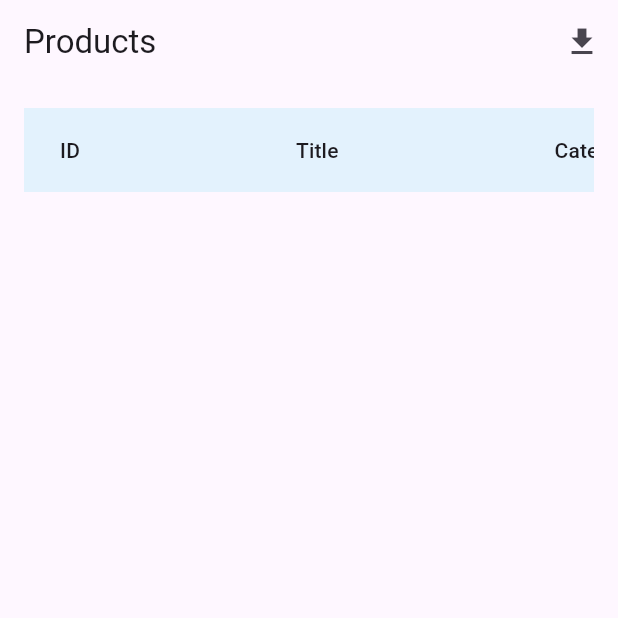
After one commit to zVoid24/scube_app, a Flutter app: the screen it shows after launch, on a phone screen of 412 x 824 dp, the top half of it. The commit adds this screen. Run offline on Flutter 3.47's test engine with Material 3 defaults, Android fonts, the phone set to English and light mode, and no system bars; our stand-ins replace fl_chart, get, open_filex; missing offline and left inert: syncfusion_flutter_pdf, syncfusion_flutter_xlsio; network calls fail.

Commit message:
feat: added excel and pdf download and customize excel

```diff
--- /dev/null
+++ b/lib/core/services/pdf_service.dart
@@ -0,0 +1,43 @@
+import 'dart:ui';
+
+import 'package:flutter_application_1/core/utils/file_helper.dart';
+import 'package:flutter_application_1/data/models/product_model.dart';
+import 'package:syncfusion_flutter_pdf/pdf.dart';
+
+class PdfService {
+  static Future<void> generate(List<Product> products) async {
+    final document = PdfDocument();
+
+    final grid = PdfGrid();
+    grid.columns.add(count: 4);
+    grid.headers.add(1);
+
+    final header = grid.headers[0];
+    header.cells[0].value = 'ID';
+    header.cells[1].value = 'Title';
+    header.cells[2].value = 'Category';
+    header.cells[3].value = 'Price';
+
+    for (final p in products) {
+      final row = grid.rows.add();
+      row.cells[0].value = p.id.toString();
+      row.cells[1].value = p.title;
+      row.cells[2].value = p.category;
+      row.cells[3].value = p.price.toString();
+    }
+
+    grid.draw(
+      page: document.pages.add(),
+      bounds: const Rect.fromLTWH(0, 40, 0, 0),
+    );
+
+    final bytes = document.saveSync();
+    document.dispose();
+
+    await FileHelper.saveAndOpen(
+      bytes,
+      'products.pdf',
+      mime: 'application/pdf',
+    );
+  }
+}
--- /dev/null
+++ b/lib/data/models/product_model.dart
@@ -0,0 +1,22 @@
+class Product {
+  final int id;
+  final String title;
+  final double price;
+  final String category;
+
+  Product({
+    required this.id,
+    required this.title,
+    required this.price,
+    required this.category,
+  });
+
+  factory Product.fromJson(Map<String, dynamic> json) {
+    return Product(
+      id: json['id'],
+      title: json['title'],
+      price: (json['price'] as num).toDouble(),
+      category: json['category'],
+    );
+  }
+}
--- /dev/null
+++ b/lib/data/repositories/product_repo.dart
@@ -0,0 +1,11 @@
+import 'package:flutter_application_1/core/services/api_services.dart';
+import 'package:flutter_application_1/data/models/product_model.dart';
+
+class ProductRepo {
+  final ApiService _api;
+  ProductRepo(this._api);
+  Future<List<Product>> fetchProducts() async {
+    final data = await _api.getProducts('https://fakestoreapi.com/products');
+    return data.map((e) => Product.fromJson(e)).toList();
+  }
+}
--- /dev/null
+++ b/lib/presentation/controllers/product_controller.dart
@@ -0,0 +1,57 @@
+import 'package:flutter_application_1/core/services/excel_service.dart';
+import 'package:flutter_application_1/core/services/pdf_service.dart';
+import 'package:flutter_application_1/data/models/product_model.dart';
+import 'package:flutter_application_1/data/repositories/product_repo.dart';
+import 'package:get/get.dart';
+
+class ProductController extends GetxController {
+  final ProductRepo repository;
+
+  ProductController(this.repository);
+
+  final products = <Product>[].obs;
+  final isLoading = false.obs;
+
+  @override
+  void onInit() {
+    fetchProducts();
+    super.onInit();
+  }
+
+  Future<void> fetchProducts() async {
+    try {
+      isLoading.value = true;
+      products.value = await repository.fetchProducts();
+    } finally {
+      isLoading.value = false;
+    }
+  }
+
+  void downloadExcel() {
+    // 1️⃣ Define table headers (dynamic)
+    final headers = ['ID', 'Title', 'Category', 'Price'];
+
+    // 2️⃣ Convert Product list → rows
+    final rows = products.map((product) {
+      return [
+        product.id.toString(),
+        product.title,
+        product.category,
+        product.price.toString(),
+      ];
+    }).toList();
+
+    // 3️⃣ Call ExcelService (NEW SIGNATURE)
+    ExcelService.generate(
+      headers: headers,
+      rows: rows,
+      projectName: 'Paragon Poultry Ltd.',
+      address: 'Haluaghat, Mymensingh, Bangladesh',
+      userName: 'Karim Ahmed',
+    );
+  }
+
+  void downloadPdf() {
+    PdfService.generate(products);
+  }
+}
--- /dev/null
+++ b/lib/presentation/pages/product_page.dart
@@ -0,0 +1,39 @@
+import 'package:flutter/material.dart';
+import 'package:flutter_application_1/core/services/api_services.dart';
+import 'package:flutter_application_1/data/repositories/product_repo.dart';
+import 'package:flutter_application_1/presentation/controllers/product_controller.dart';
+import 'package:flutter_application_1/presentation/widgets/download_bottom_sheet.dart';
+import 'package:flutter_application_1/presentation/widgets/product_table.dart';
+import 'package:get/get.dart';
+
+class ProductPage extends StatelessWidget {
+  const ProductPage({super.key});
+
+  @override
+  Widget build(BuildContext context) {
+    final controller = Get.put(ProductController(ProductRepo(ApiService())));
+
+    return Scaffold(
+      appBar: AppBar(
+        title: const Text('Products'),
+        actions: [
+          IconButton(
+            icon: const Icon(Icons.download),
+            onPressed: () {
+              Get.bottomSheet(DownloadBottomSheet(controller: controller));
+            },
+          ),
+        ],
+      ),
+      body: Obx(() {
+        if (controller.isLoading.value) {
+          return const Center(child: CircularProgressIndicator());
+        }
+        return Padding(
+          padding: const EdgeInsets.all(16),
+          child: ProductTable(products: controller.products),
+        );
+      }),
+    );
+  }
+}
--- /dev/null
+++ b/lib/presentation/widgets/product_table.dart
@@ -0,0 +1,49 @@
+import 'package:flutter/material.dart';
+import 'package:flutter_application_1/data/models/product_model.dart';
+
+class ProductTable extends StatelessWidget {
+  final List<Product> products;
+
+  const ProductTable({super.key, required this.products});
+
+  @override
+  Widget build(BuildContext context) {
+    return LayoutBuilder(
+      builder: (context, constraints) {
+        final minWidth = 700.0;
+
+        return SingleChildScrollView(
+          scrollDirection: Axis.horizontal,
+          child: ConstrainedBox(
+            constraints: BoxConstraints(
+              minWidth: constraints.maxWidth > minWidth
+                  ? constraints.maxWidth
+                  : minWidth,
+            ),
+            child: DataTable(
+              headingRowColor: MaterialStateProperty.all(Colors.blue.shade50),
+              columns: const [
+                DataColumn(label: Text('ID')),
+                DataColumn(label: Text('Title')),
+                DataColumn(label: Text('Category')),
+                DataColumn(label: Text('Price')),
+              ],
+              rows: products
+                  .map(
+                    (p) => DataRow(
+                      cells: [
+                        DataCell(Text(p.id.toString())),
+                        DataCell(Text(p.title)),
+                        DataCell(Text(p.category)),
+                        DataCell(Text('\$${p.price}')),
+                      ],
+                    ),
+                  )
+                  .toList(),
+            ),
+          ),
+        );
+      },
+    );
+  }
+}
```
Also changed, not shown: lib/core/services/api_services.dart (added, +13 -0 lines), lib/core/services/excel_service.dart (added, +141 -0 lines), lib/core/utils/file_helper.dart (added, +17 -0 lines), lib/main.dart (+3 -4 lines), lib/presentation/widgets/download_bottom_sheet.dart (added, +34 -0 lines), pubspec.yaml (+10 -4 lines), assets/Logo-scube.png (added), pubspec.lock, 2 other files.
